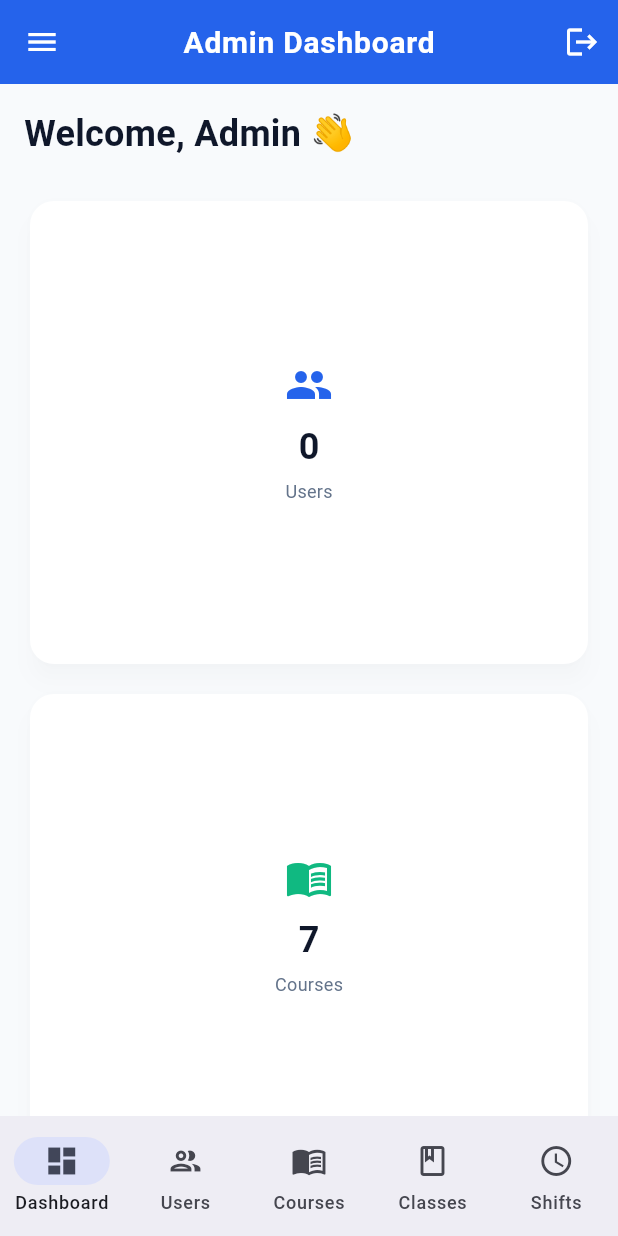
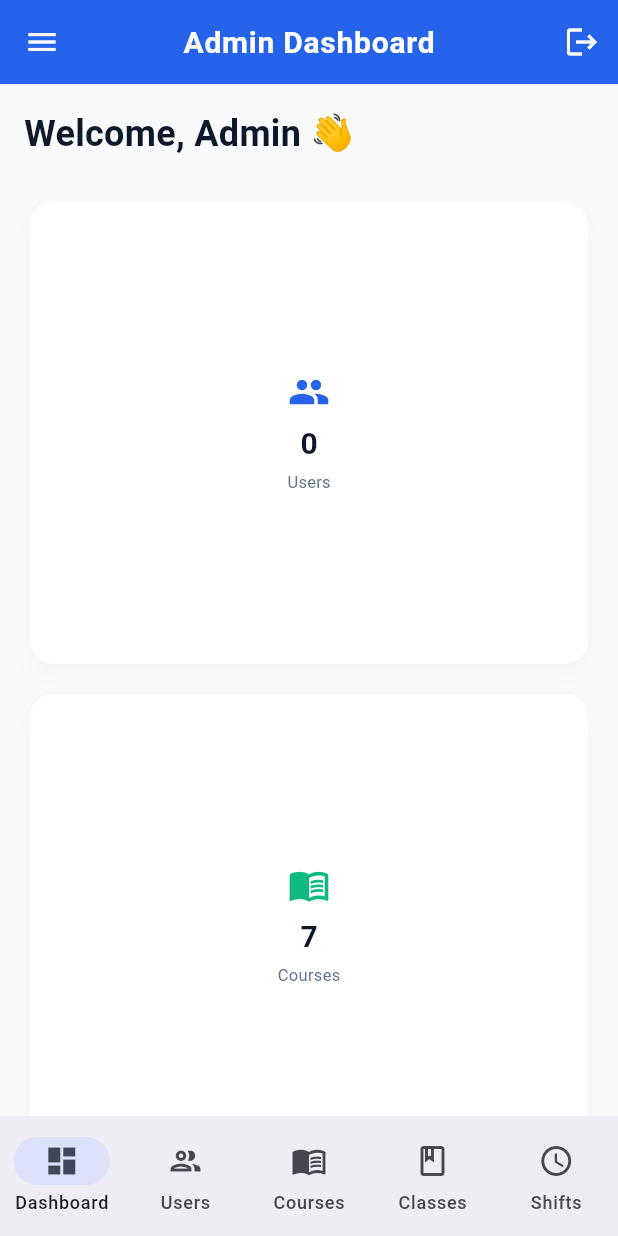
Before and after one commit to aadilsainch110-cmyk/raintech-smart-test, a Flutter app: the AdminDashboardScreen screen opened by its route, on a phone screen of 412 x 824 dp. Run offline on Flutter 3.47's test engine with Material 3 defaults, Android fonts, the phone set to English and light mode, and no system bars; our stand-ins replace cloud_firestore, csv, file_picker, firebase_auth, firebase_core, firebase_storage and 4 more; accounts and stored records are empty.

Commit message:
Fix: Prevent overflow errors on all grid-based screens across the app
Adjusted layouts to prevent "bottom overflowed by X pixels" errors
when windows are maximized on large screens:

Student Tests Screen:
- childAspectRatio: 1.3 → 1.2 (thinner cards)
- Card padding: 20 → 14
- Icon padding: 12 → 10, icon size: 32 → 28
- Title font: 18 → 16, description font: 14 → 12
- Chip spacing: 8 → 6, shortened labels (Questions → Q, min → m, Marks → M)
- Button height: 1.0 → 0.75, font: 16 → 14

Student Results Screen:
- childAspectRatio: 1.3 → 1.2
- Card padding: 16 → 12
- Title font: 16 → 15, marks font: 20 → 18
- Status padding reduced, font: 10 → 9
- Info spacing: 8 → 6, fonts reduced
- Button height: 0.7 → 0.65, padding and fonts reduced

Admin Dashboard:
- Stat cards childAspectRatio: 1.5 → 1.3
- Card padding: 16 → 12
- Icon size: 32 → 28, spacing: 8 → 6
- Value font: 24 → 20, title font: 12 → 11

Teacher Dashboard:
- Stat card padding: 16 → 12
- Icon size: 32 → 28, spacing: 8 → 6
- Value font: 24 → 20, title font: 12 → 11

All changes maintain visual hierarchy while fitting content properly
within grid cells on maximized windows.

Generated with [Devin](https://devin.ai)

Co-Authored-By: Devin <158243242+devin-ai-integration[bot]@users.noreply.github.com>

```diff
--- a/lib/views/admin/admin_dashboard_screen.dart
+++ b/lib/views/admin/admin_dashboard_screen.dart
@@ -79,7 +79,7 @@ class _AdminDashboardScreenState extends State<AdminDashboardScreen> {
                   physics: const NeverScrollableScrollPhysics(),
                   mainAxisSpacing: ResponsiveUtils.responsiveSpacing(context, 12),
                   crossAxisSpacing: ResponsiveUtils.responsiveSpacing(context, 12),
-                  childAspectRatio: ResponsiveUtils.isMobile(context) ? 1.2 : 1.5,
+                  childAspectRatio: ResponsiveUtils.isMobile(context) ? 1.2 : 1.3,
                   children: [
                     _buildStatCard(
                       'Users',
@@ -356,29 +356,29 @@ class _AdminDashboardScreenState extends State<AdminDashboardScreen> {
         ),
         child: Padding(
           padding: EdgeInsets.all(
-            ResponsiveUtils.responsiveSpacing(context, 16),
+            ResponsiveUtils.responsiveSpacing(context, 12),
           ),
           child: Column(
             mainAxisAlignment: MainAxisAlignment.center,
             children: [
               Icon(
                 icon,
-                size: ResponsiveUtils.responsiveIconSize(context, 32),
+                size: ResponsiveUtils.responsiveIconSize(context, 28),
                 color: color,
               ),
-              SizedBox(height: ResponsiveUtils.responsiveSpacing(context, 8)),
+              SizedBox(height: ResponsiveUtils.responsiveSpacing(context, 6)),
               Text(
                 value,
                 style: TextStyle(
-                  fontSize: ResponsiveUtils.responsiveFontSize(context, 24),
+                  fontSize: ResponsiveUtils.responsiveFontSize(context, 20),
                   fontWeight: FontWeight.bold,
                 ),
               ),
-              SizedBox(height: ResponsiveUtils.responsiveSpacing(context, 4)),
+              SizedBox(height: ResponsiveUtils.responsiveSpacing(context, 3)),
               Text(
                 title,
                 style: TextStyle(
-                  fontSize: ResponsiveUtils.responsiveFontSize(context, 12),
+                  fontSize: ResponsiveUtils.responsiveFontSize(context, 11),
                   color: AppTheme.textSecondary,
                 ),
               ),
```
Also changed, not shown: lib/views/student/student_results_screen.dart (+19 -19 lines), lib/views/student/student_tests_screen.dart (+19 -19 lines), lib/views/teacher/teacher_dashboard_screen.dart (+6 -6 lines).
